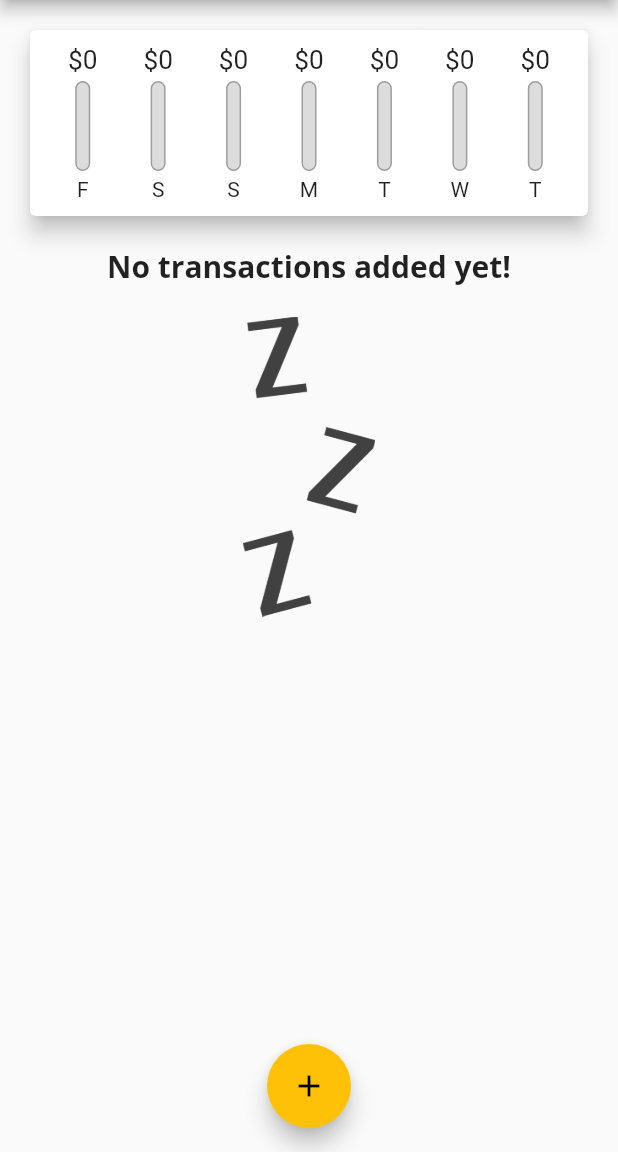
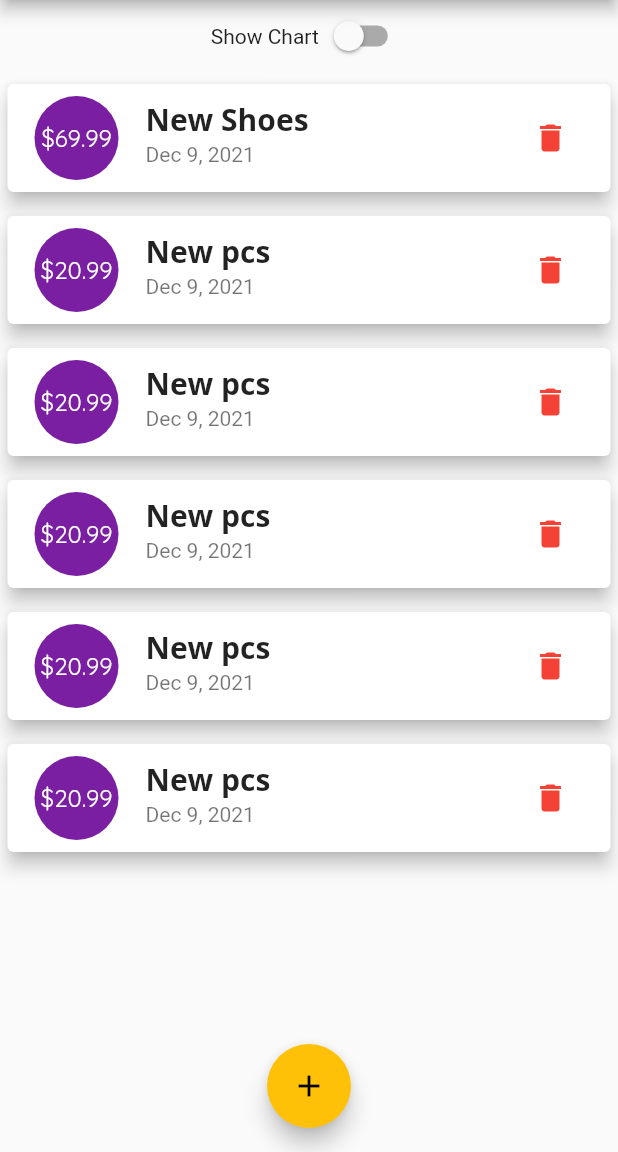
Before and after one commit to guzmanem/flutter__personal_expenses_app, a Flutter app: the screen it shows after launch, on a phone screen of 412 x 824 dp, the part 84-1236 px from its top. Run offline on Flutter 3.47's test engine with Material 2 defaults, Android fonts, the light colour scheme and no system bars; Roboto replaces fonts that are missing (Quicksand).

Commit message:
feat: arreglo responsive parte 1

```diff
--- a/lib/main.dart
+++ b/lib/main.dart
@@ -1,13 +1,21 @@
 // ignore_for_file: prefer_const_constructors
 
 import 'package:flutter/material.dart';
+import 'package:flutter/services.dart';
 
 import './widgets/new_transaction.dart';
 import './models/transaction.dart';
 import './widgets/transaction_list.dart';
 import './widgets/chart.dart';
 
-void main() => runApp(MyApp());
+void main() {
+  // WidgetsFlutterBinding.ensureInitialized();
+  // SystemChrome.setPreferredOrientations([
+  //   DeviceOrientation.portraitUp,
+  //   DeviceOrientation.portraitDown,
+  // ]);
+  runApp(MyApp());
+}
 
 class MyApp extends StatelessWidget {
   @override
@@ -53,19 +61,45 @@ class MyHomePage extends StatefulWidget {
 
 class _MyHomePageState extends State<MyHomePage> {
   final List<Transaction> _UserTransactions = [
-    // Transaction(
-    //   id: 't1',
-    //   title: 'New Shoes',
-    //   amount: 69.99,
-    //   date: DateTime.now(),
-    // ),
-    // Transaction(
-    //   id: 't2',
-    //   title: 'New pcs',
-    //   amount: 20.99,
-    //   date: DateTime.now(),
-    // )
+    Transaction(
+      id: 't1',
+      title: 'New Shoes',
+      amount: 69.99,
+      date: DateTime.now(),
+    ),
+    Transaction(
+      id: 't2',
+      title: 'New pcs',
+      amount: 20.99,
+      date: DateTime.now(),
+    ),
+    Transaction(
+      id: 't3',
+      title: 'New pcs',
+      amount: 20.99,
+      date: DateTime.now(),
+    ),
+    Transaction(
+      id: 't4',
+      title: 'New pcs',
+      amount: 20.99,
+      date: DateTime.now(),
+    ),
+    Transaction(
+      id: 't5',
+      title: 'New pcs',
+      amount: 20.99,
+      date: DateTime.now(),
+    ),
+    Transaction(
+      id: 't6',
+      title: 'New pcs',
+      amount: 20.99,
+      date: DateTime.now(),
+    )
   ];
+
+  bool _showChart = false;
 
   List<Transaction> get _recentTransactions {
     return _UserTransactions.where((tx) {
@@ -77,7 +111,8 @@ class _MyHomePageState extends State<MyHomePage> {
     }).toList();
   }
 
-  void _addNewTransaction(String txTitle, double txAmount, DateTime chosenDate) {
+  void _addNewTransaction(
+      String txTitle, double txAmount, DateTime chosenDate) {
     final newTx = Transaction(
       title: txTitle,
       amount: txAmount,
@@ -111,8 +146,7 @@ class _MyHomePageState extends State<MyHomePage> {
 
   @override
   Widget build(BuildContext context) {
-    return Scaffold(
-      appBar: AppBar(
+    final appBar = AppBar(
       title: Text(
         'Personal Expenses App',
         style: Theme.of(context).textTheme.headline6,
@@ -125,14 +159,42 @@ class _MyHomePageState extends State<MyHomePage> {
           ),
         ),
       ],
-      ),
+    );
+    return Scaffold(
+      appBar: appBar,
       body: SingleChildScrollView(
         child: Column(
           // mainAxisAlignment: MainAxisAlignment.spaceAround,
           crossAxisAlignment: CrossAxisAlignment.stretch,
           children: <Widget>[
-            Chart(recentTransanctions: _recentTransactions),
-            TransactionList(_UserTransactions, _deleteTransaction),
+            Row(
+              mainAxisAlignment: MainAxisAlignment.center,
+              children: <Widget>[
+                Text('Show Chart'),
+                Switch(
+                  value: _showChart,
+                  onChanged: (val) {
+                    setState(() {
+                      _showChart = val;
+                    });
+                  },
+                ),
+              ],
+            ),
+            _showChart
+                ? Container(
+                    height: (MediaQuery.of(context).size.height -
+                            appBar.preferredSize.height -
+                            MediaQuery.of(context).padding.top) *
+                        0.7,
+                    child: Chart(recentTransanctions: _recentTransactions))
+                : Container(
+                    height: (MediaQuery.of(context).size.height -
+                            appBar.preferredSize.height -
+                            MediaQuery.of(context).padding.top) *
+                        0.7,
+                    child:
+                        TransactionList(_UserTransactions, _deleteTransaction)),
           ],
         ),
       ),
--- a/lib/widgets/chart_bar.dart
+++ b/lib/widgets/chart_bar.dart
@@ -11,19 +11,21 @@ class ChartBar extends StatelessWidget {
 
   @override
   Widget build(BuildContext context) {
+    return LayoutBuilder(
+      builder: (ctx, constraints) {
         return Column(
           children: <Widget>[
             Container(
-          height: 20,
+              height: constraints.maxHeight * 0.15,
               child: FittedBox(
                 child: Text('\$${spendingAmount.toStringAsFixed(0)}'),
               ),
             ),
-        const SizedBox(
-          height: 4,
+            SizedBox(
+              height: constraints.maxHeight * 0.05,
             ),
             Container(
-          height: 60,
+              height: constraints.maxHeight * 0.6,
               width: 10,
               child: Stack(
                 children: [
@@ -49,11 +51,18 @@ class ChartBar extends StatelessWidget {
                 ],
               ),
             ),
-        const SizedBox(
-          height: 4,
+            SizedBox(
+              height: constraints.maxHeight * 0.05,
             ),
-        Text(label),
+            Container(
+              height: constraints.maxHeight * 0.15,
+              child: FittedBox(
+                child: Text(label),
+              ),
+            ),
           ],
+        );
+      },
     );
   }
 }
--- a/lib/widgets/transaction_list.dart
+++ b/lib/widgets/transaction_list.dart
@@ -11,10 +11,9 @@ class TransactionList extends StatelessWidget {
 
   @override
   Widget build(BuildContext context) {
-    return Container(
-      height: 450,
-      child: transactions.isEmpty
-          ? Column(
+    return transactions.isEmpty
+        ? LayoutBuilder(builder: (ctx, constraints) {
+            return Column(
               children: <Widget>[
                 Text(
                   'No transactions added yet!',
@@ -24,13 +23,14 @@ class TransactionList extends StatelessWidget {
                   height: 20,
                 ),
                 Container(
-                    height: 200,
+                    height: constraints.maxHeight * 0.6,
                     child: Image.asset(
                       'assets/images/waiting.png',
                       fit: BoxFit.cover,
                     )),
               ],
-            )
+            );
+          })
         : ListView.builder(
             itemBuilder: (ctx, index) {
               return Card(
@@ -65,7 +65,6 @@ class TransactionList extends StatelessWidget {
               );
             },
             itemCount: transactions.length,
-            ),
           );
   }
 }
```
Lines whose indentation alone changed are shown as unchanged.
